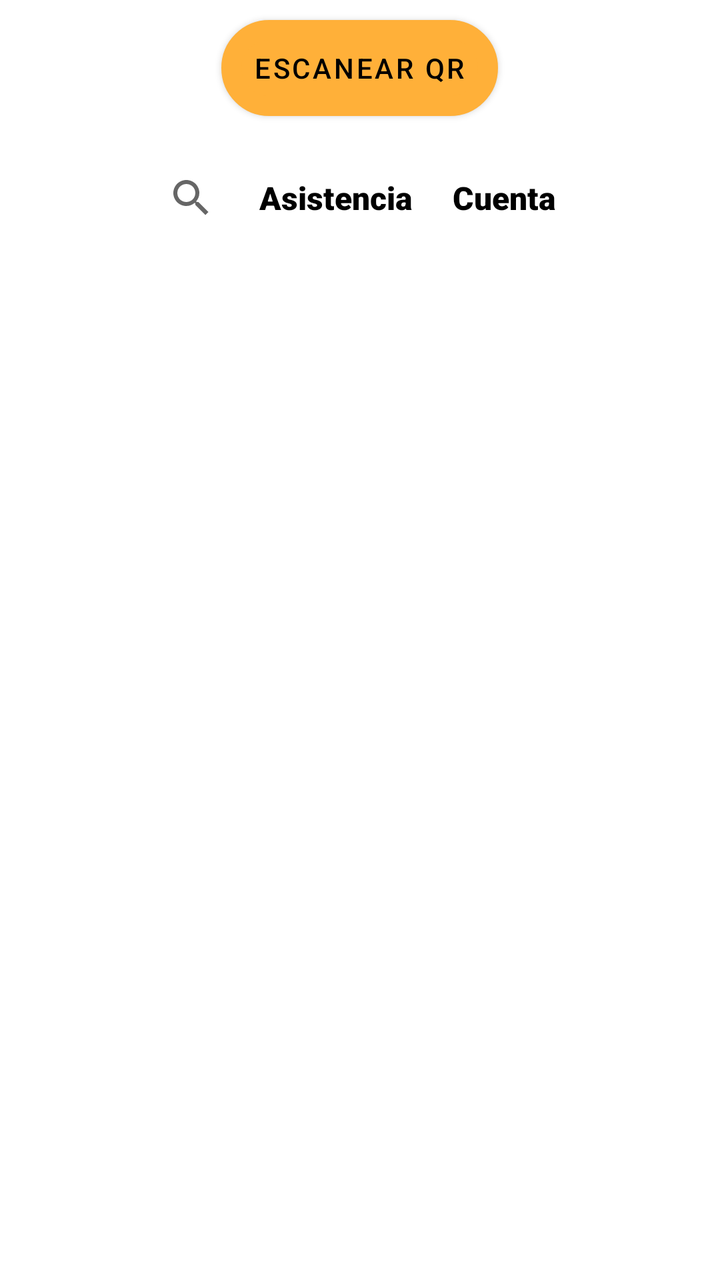
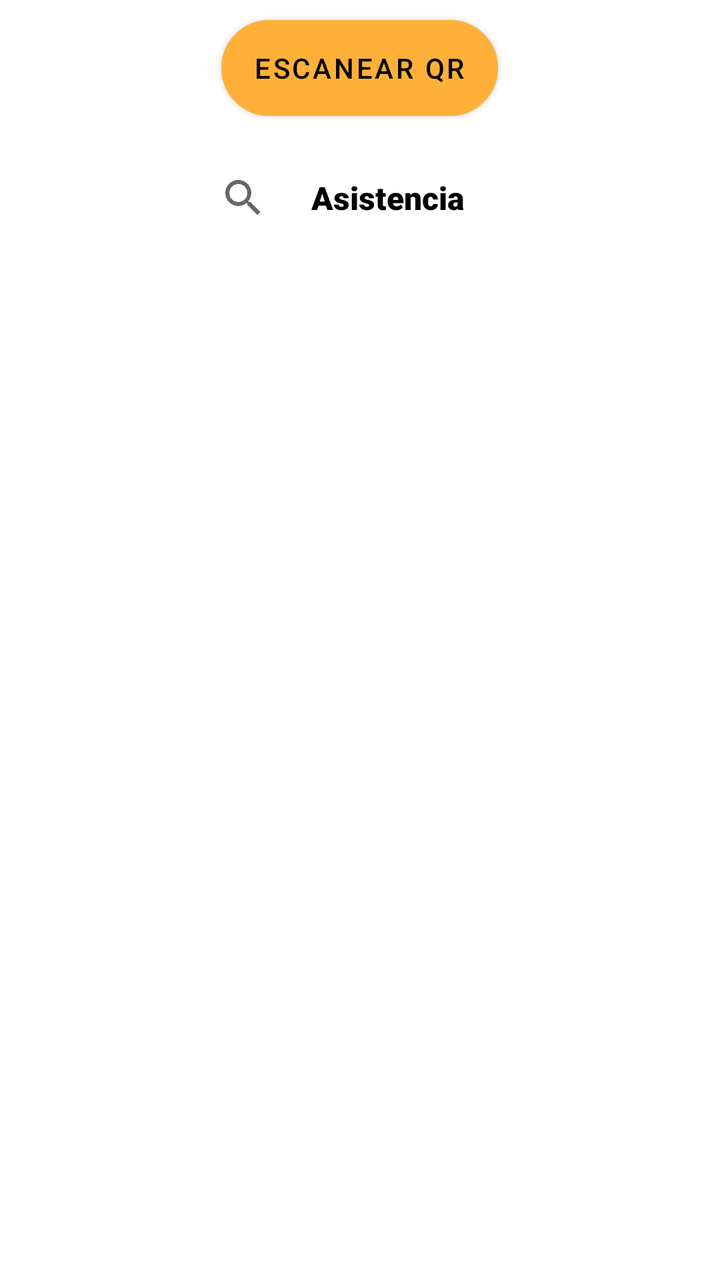

The first picture is an Android layout as it rendered before a commit; the second is the same layout after the commit. The layout source and the unified diff follow.
<!-- AndroidManifest.xml: application theme Theme.Eventos -->
<!-- res/layout/fragment_confirmar_asistencia.xml -->
<?xml version="1.0" encoding="utf-8"?>
<ScrollView xmlns:android="http://schemas.android.com/apk/res/android"
    xmlns:tools="http://schemas.android.com/tools"
    android:layout_width="match_parent"
    android:layout_height="match_parent"
    tools:context=".ConfirmarAsistencia">


    <LinearLayout
        android:layout_width="match_parent"
        android:layout_height="match_parent"
        android:orientation="vertical">


        <Button
            android:id="@+id/button_escanear"
            android:layout_width="wrap_content"
            android:layout_height="wrap_content"
            android:layout_margin="10dp"
            android:gravity="center"
            android:layout_gravity="center"
            android:theme="@style/Botones"
            android:textColor="@color/black"
            android:background="@drawable/boton"
            android:text="@string/EscanearQr" />

        <SearchView
            android:id="@+id/search_invitados"
            android:layout_width="wrap_content"
            android:layout_height="wrap_content"
            android:layout_gravity="center"
            android:layout_marginTop="10dp"
            android:background="@color/whitetrasparente"
            android:orientation="horizontal">

            <TextView
                android:layout_width="match_parent"
                android:layout_height="wrap_content"
                android:gravity="center"
                android:layout_margin="10dp"
                android:text="@string/Asistencia"
                android:textColor="@color/black"
                android:theme="@style/texto_sub_titulo" />
            <TextView
                android:id="@+id/textView_cuenta"
                android:layout_width="match_parent"
                android:layout_height="wrap_content"
                android:layout_margin="10dp"
                android:layout_gravity="center"
                android:gravity="center_vertical"
                android:textColor="@color/black"
                android:theme="@style/texto_sub_titulo"
                android:text="@string/cuenta" />
        </SearchView>

        <androidx.recyclerview.widget.RecyclerView
            android:id="@+id/recyclerView_asistencia"
            android:layout_margin="10dp"
            android:layout_width="match_parent"
            android:layout_height="match_parent" />
    </LinearLayout>

</ScrollView>
<!-- resources referenced by this layout -->
<resources>
  <color name="black">#FF000000</color>
  <color name="whitetrasparente">#C4FFFFFF</color>
  <!-- drawable boton (drawable) -->
  <?xml version="1.0" encoding="utf-8"?>
  <selector xmlns:android="http://schemas.android.com/apk/res/android" >
      <item >
          <shape android:shape="rectangle"  >
              <corners android:radius="100dip" />
              <stroke android:width="10dip" android:color="@color/black" />
              <solid android:color="@color/amarillo" />
          </shape>
      </item>
  </selector>
  <string name="Asistencia">Asistencia</string>
  <string name="EscanearQr">Escanear QR</string>
  <string name="cuenta">Cuenta</string>
  <style name="Botones" parent="Theme.AppCompat.Light.NoActionBar">
      <item name="android:background">@drawable/boton</item>
          <item name="android:textSize">14sp</item>
          <item name="colorPrimaryVariant">@color/black</item>
          <item name="colorPrimary">@color/amarillo</item>
      </style>
  <style name="texto_sub_titulo" parent="Theme.Eventos">
          <item name="android:textSize">16sp</item>
          <item name="android:textColor">@color/white</item>
          <item name="android:textStyle">bold</item>
          <item name="android:layout_margin">5sp</item>
          <item name="fontFamily">sans-serif-black</item>
      </style>
  <style name="Theme.Eventos" parent="Theme.MaterialComponents.DayNight.DarkActionBar">
          
          <item name="colorPrimary">@color/amarilloFondo</item>
          <item name="colorPrimaryVariant">@color/amarillo</item>
          <item name="colorOnPrimary">@color/white</item>
          
          <item name="colorSecondary">@color/teal_200</item>
          <item name="colorSecondaryVariant">@color/teal_700</item>
          <item name="colorOnSecondary">@color/black</item>
          
  
          <item name="android:statusBarColor" tools:targetApi="l">?attr/colorPrimaryVariant</item>
  
          
          
          <item name="windowActionBar">false</item>
          <item name="windowNoTitle">true</item>
      </style>
  <color name="amarillo">#FFB039</color>
  <color name="white">#FFFFFFFF</color>
  <color name="amarilloFondo">#885A28</color>
  <color name="teal_200">#DF885A28</color>
  <color name="teal_700">#DF885A28</color>
</resources>

<!-- the commit's change to res/layout/fragment_confirmar_asistencia.xml (unified diff, before → after) -->
@@ -50,7 +50,7 @@
                 android:gravity="center_vertical"
                 android:textColor="@color/black"
                 android:theme="@style/texto_sub_titulo"
-                android:text="@string/cuenta" />
+               />
         </SearchView>
 
         <androidx.recyclerview.widget.RecyclerView
<!-- resource entries referenced after the edit -->
@@ -15,7 +15,6 @@
   </selector>
   <string name="Asistencia">Asistencia</string>
   <string name="EscanearQr">Escanear QR</string>
-  <string name="cuenta">Cuenta</string>
   <style name="Botones" parent="Theme.AppCompat.Light.NoActionBar">
       <item name="android:background">@drawable/boton</item>
           <item name="android:textSize">14sp</item>
